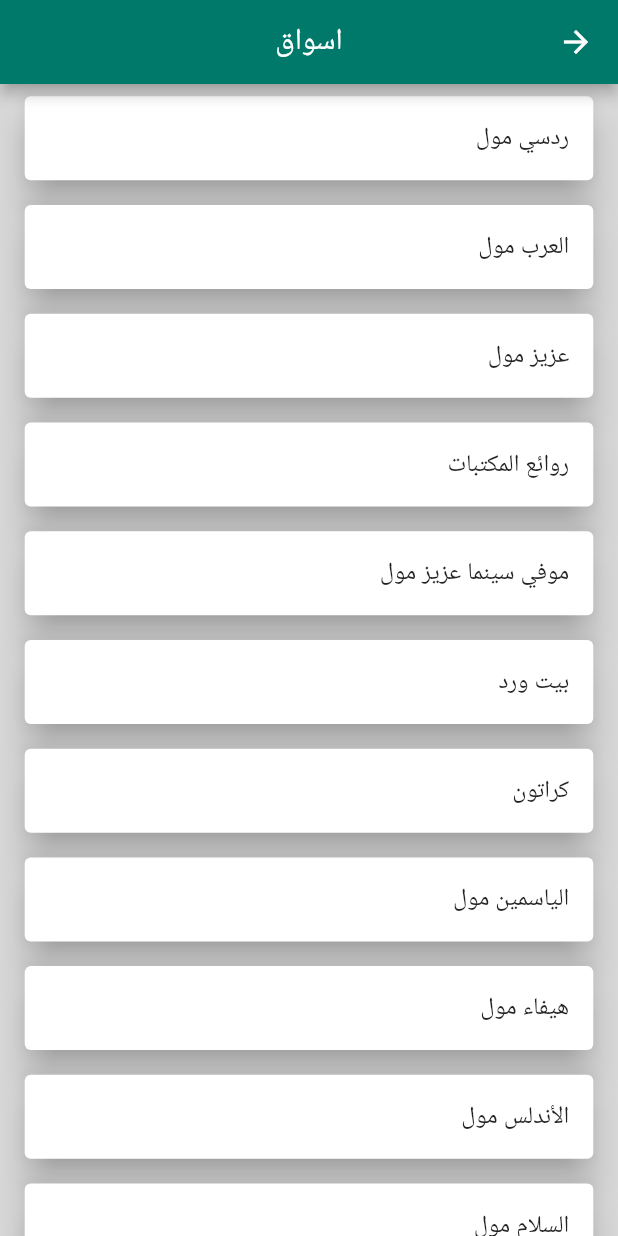
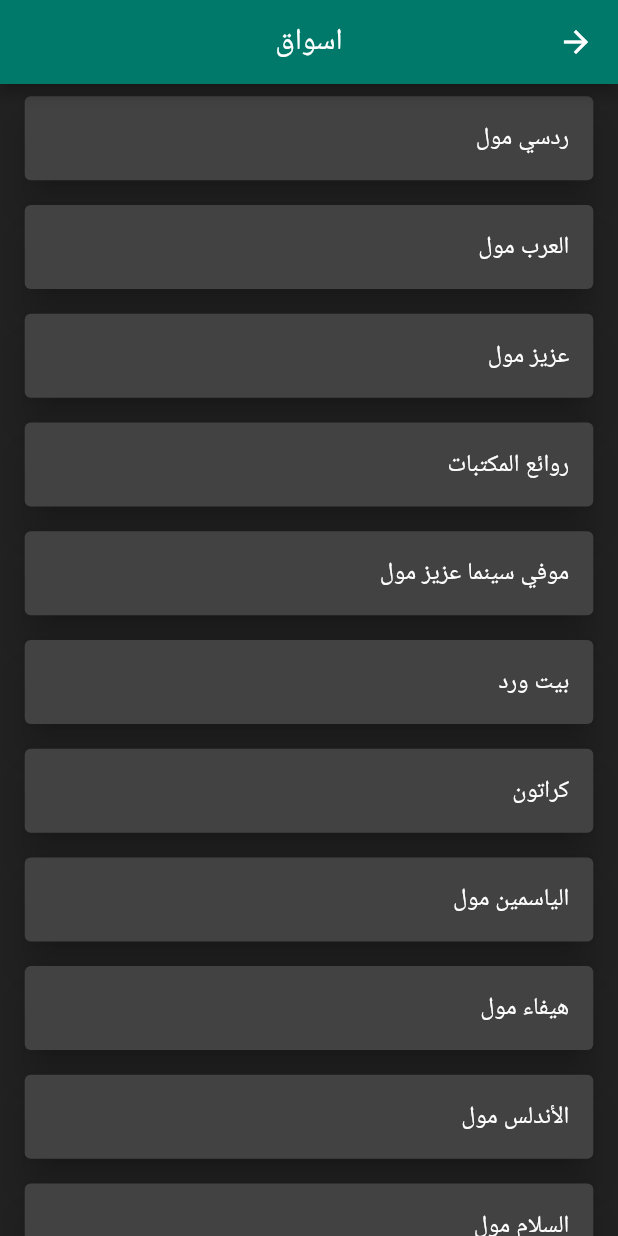
Before and after one commit to A-T-F-10/Heping_needy, a Flutter app: the screen it shows after launch, after a tap on "اسواق", on a phone screen of 412 x 824 dp. Run offline on Flutter 3.47's test engine with Material 2 defaults, Android fonts, the phone set to English and light mode, and no system bars; our stand-ins replace email_validator, firebase_auth, firebase_core, get, get_storage, shared_preferences and 1 more; accounts and stored records are empty; network calls fail; statements that could not run were skipped.

Commit message:
theme app

```diff
--- a/lib/core/utils/colors.dart
+++ b/lib/core/utils/colors.dart
@@ -7,6 +7,7 @@
   static Color lightPrimaryColor = Color(0xFFB2DFD);
   static Color whiteColor = Color(0xFFFFFFFF);
   static Color blackColor = Color(0xFF212121);
+  static Color sliderdColor = Color(0xFF69777B);
 
   static ThemeData themeData = ThemeData.light().copyWith(
       timePickerTheme: TimePickerThemeData(
@@ -19,20 +20,20 @@
       primaryColor: darkPrimaryColor);
 
   static ThemeData themeDark = ThemeData.dark().copyWith(
-      // timePickerTheme: TimePickerThemeData(
-      //     backgroundColor: blackColor,
-      //     dialBackgroundColor: blackColor,
-      //     inputDecorationTheme: InputDecorationTheme(fillColor: blackColor)),
-      // scaffoldBackgroundColor: blackColor,
-      // appBarTheme: AppBarTheme(color: blackColor),
+      timePickerTheme: TimePickerThemeData(
+          backgroundColor: blackColor,
+          dialBackgroundColor: blackColor,
+          inputDecorationTheme: InputDecorationTheme(fillColor: blackColor)),
+      scaffoldBackgroundColor: blackColor,
+      appBarTheme: AppBarTheme(color: darkPrimaryColor),
       primaryColor: blackColor);
 
   static ThemeData theme = ThemeData.dark().copyWith(
       timePickerTheme: TimePickerThemeData(
           backgroundColor: whiteColor,
-          dialBackgroundColor: whiteColor,
-          inputDecorationTheme: InputDecorationTheme(fillColor: whiteColor)),
+          dialBackgroundColor: primaryColor,
+          inputDecorationTheme: InputDecorationTheme(fillColor: primaryColor)),
       scaffoldBackgroundColor: whiteColor,
-      appBarTheme: AppBarTheme(color: whiteColor),
-      primaryColor: whiteColor);
+      appBarTheme: AppBarTheme(color: darkPrimaryColor),
+      primaryColor: primaryColor);
 }
--- a/lib/main.dart
+++ b/lib/main.dart
@@ -22,7 +22,7 @@
       locale: Locale(locale),
       fallbackLocale: Locale(locale),
       debugShowCheckedModeBanner: false,
-      theme: ColorsTheme.themeData,
+      theme: ColorsTheme.themeDark,
       scaffoldMessengerKey: Utils.messengerKey,
       home: HomePage(),
     );
--- a/lib/pages/home/settings_containt_page.dart
+++ b/lib/pages/home/settings_containt_page.dart
@@ -52,7 +52,7 @@
                 onChanged: (c) {},
                 focusColor: ColorsTheme.darkPrimaryColor,
                 hoverColor: ColorsTheme.secondColor,
-                activeColor: ColorsTheme.blackColor,
+                activeColor: ColorsTheme.darkPrimaryColor,
               ),
             ],
           ),
@@ -67,7 +67,7 @@
               color: ColorsTheme.darkPrimaryColor),
           Slider(
             activeColor: ColorsTheme.darkPrimaryColor,
-            inactiveColor: ColorsTheme.whiteColor,
+            inactiveColor: ColorsTheme.sliderdColor,
             value: valueChange,
             onChanged: (c) {
               setState(() {
@@ -78,7 +78,7 @@
             max: 10,
             min: 0,
             label: 'تكبير',
-            thumbColor: ColorsTheme.blackColor,
+            thumbColor: ColorsTheme.primaryColor,
           ),
           customText(
               size: MediaQuery.of(context).size.height / 30,
@@ -86,7 +86,7 @@
               color: ColorsTheme.darkPrimaryColor),
           Slider(
             activeColor: ColorsTheme.darkPrimaryColor,
-            inactiveColor: ColorsTheme.whiteColor,
+            inactiveColor: ColorsTheme.sliderdColor,
             value: controller.value,
             onChanged: (c) {
               controller.value = c;
@@ -96,7 +96,7 @@
             max: 10,
             min: 0,
             label: 'درجة اللون',
-            thumbColor: ColorsTheme.blackColor,
+            thumbColor: ColorsTheme.primaryColor,
           ),
         ],
       ),
--- a/lib/pages/homepage.dart
+++ b/lib/pages/homepage.dart
@@ -39,7 +39,7 @@
         unselectedLabelColor: Colors.white70,
         indicatorSize: TabBarIndicatorSize.tab,
         indicatorPadding: EdgeInsets.all(5.0),
-        indicatorColor: Colors.blue,
+        indicatorColor: Colors.cyan,
         tabs: [
           Tab(
             text: TKeys().home,
```
